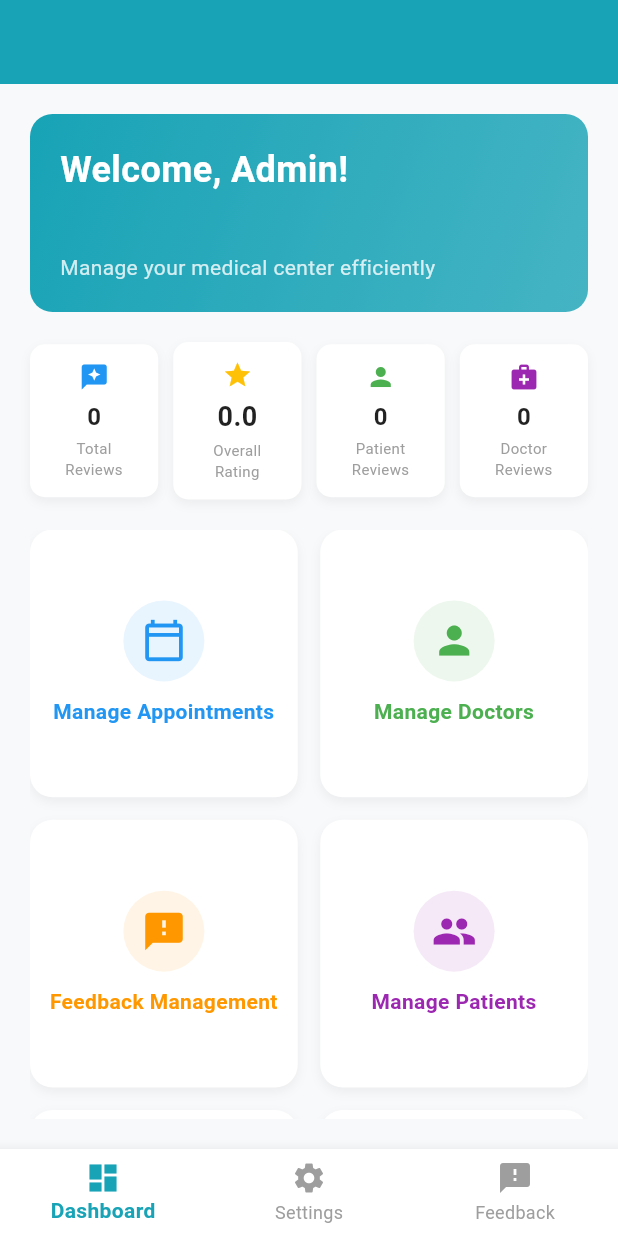
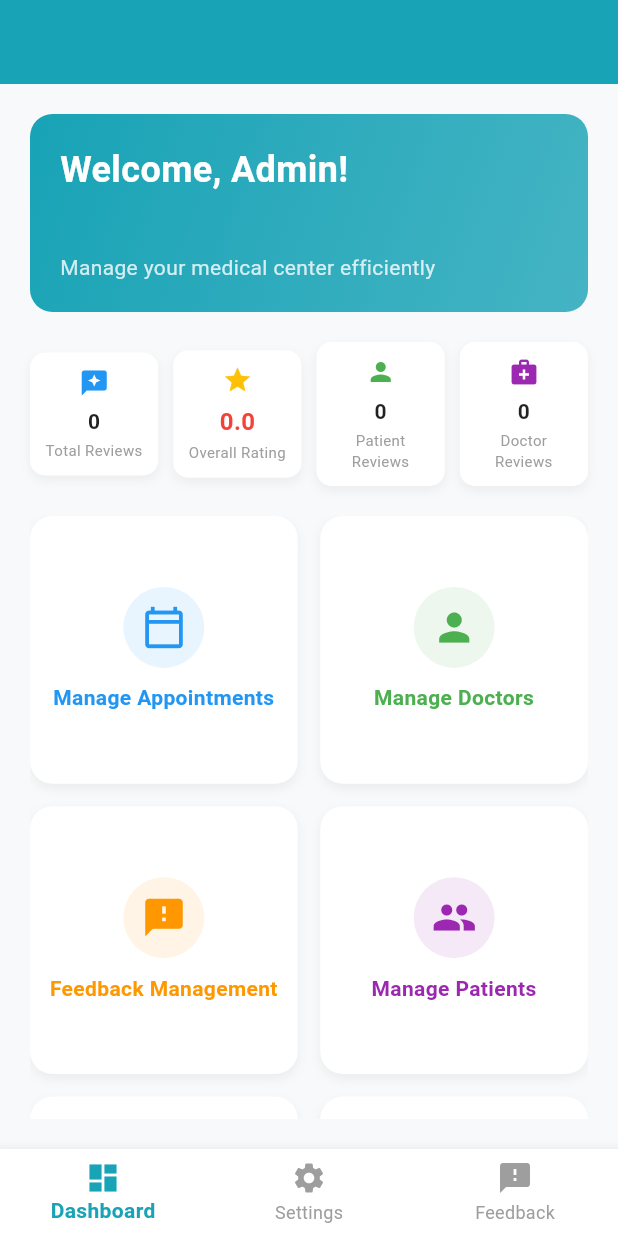
Before and after one commit to SanduniLK/MediLink, a Flutter app: the AdminHomePage screen opened directly, on a phone screen of 412 x 824 dp. Run offline on Flutter 3.47's test engine with Material 3 defaults, Android fonts, the phone set to English and light mode, and no system bars; our stand-ins replace cached_network_image, cloud_firestore, dio, file_picker, firebase_auth, firebase_core and 10 more; missing offline and left inert: flutter_webrtc, mobile_scanner, payhere_mobilesdk_flutter; accounts and stored records are empty.

Commit message:
feat: Implement medical center rating calculation and display in sign-up page

```diff
--- a/frontend/lib/screens/admin_screens/admin_homePage.dart
+++ b/frontend/lib/screens/admin_screens/admin_homePage.dart
@@ -482,7 +482,7 @@ Widget _buildStatItem(String title, String value, IconData icon, Color color) {
 
   return Expanded(
     child: Container(
-      padding: const EdgeInsets.all(12),
+      padding: const EdgeInsets.all(10),
       decoration: BoxDecoration(
         color: Colors.white,
         borderRadius: BorderRadius.circular(10),
@@ -498,18 +498,15 @@ Widget _buildStatItem(String title, String value, IconData icon, Color color) {
         mainAxisSize: MainAxisSize.min,
         children: [
           Icon(icon, size: 20, color: color),
-          const SizedBox(height: 5),
+          const SizedBox(height: 6),
           Text(
             value,
             style: TextStyle(
-              fontSize: isRating ? 18 : 16,
+              fontSize: isRating ? 16 : 14,
               fontWeight: FontWeight.bold,
               color: isRating && numericValue != null
-                  ? (numericValue >= 4.0
-                      ? Colors.green
-                      : numericValue >= 3.0
-                          ? Colors.orange
-                          : Colors.black87)
+                  ? (numericValue >= 4.0 ? Colors.green :
+                     numericValue >= 3.0 ? Colors.orange : Colors.red)
                   : Colors.black87,
             ),
           ),
@@ -523,22 +520,14 @@ Widget _buildStatItem(String title, String value, IconData icon, Color color) {
             textAlign: TextAlign.center,
           ),
           if (isRating && numericValue != null && numericValue > 0) ...[
-            const SizedBox(height: 4),
-            SizedBox(
-              height: 12, // Constrain the height
-              child: Row(
-                mainAxisAlignment: MainAxisAlignment.center,
-                children: List.generate(5, (index) {
-                  return SizedBox(
-                    width: 12, // Constrain the width
-                    height: 12, // Constrain the height
-                    child: Icon(
-                      index < numericValue.round() ? Icons.star : Icons.star_border,
-                      color: Colors.amber,
-                      size: 12,
-                    ),
-                  );
-                }),
+            const SizedBox(height: 3),
+            // FIXED: Use text stars that fit in any space
+            Text(
+              '★' * numericValue.round() + '☆' * (5 - numericValue.round()),
+              style: const TextStyle(
+                color: Colors.amber,
+                fontSize: 11, // Very small
+                height: 1.0, // Tight line height
               ),
             ),
           ],
```
Also changed, not shown: frontend/lib/enroll_screnns/pateint_sign_up.dart (+179 -19 lines).
